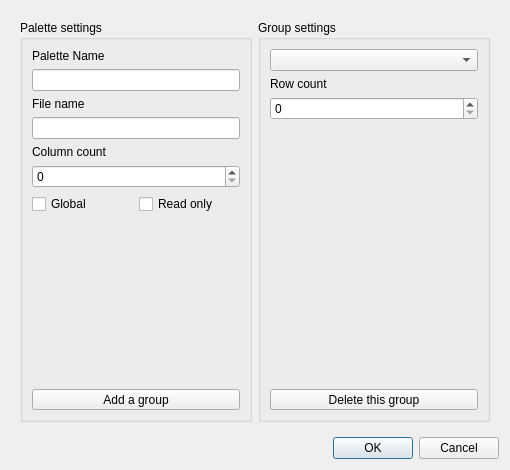
This is libs/widgets/WdgDlgPaletteEditor.ui in KDE/krita as Qt 5 draws it before an edit. The edited form follows.
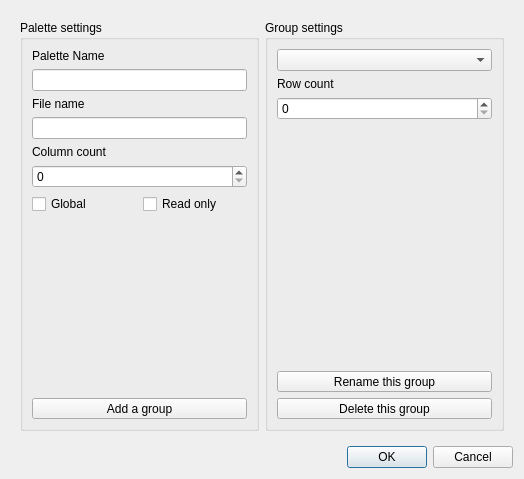
This is the edited form.

Commit message:
Renaming group is now working
T8646

```diff
--- a/libs/widgets/WdgDlgPaletteEditor.ui
+++ b/libs/widgets/WdgDlgPaletteEditor.ui
@@ -6,8 +6,8 @@
    <rect>
     <x>0</x>
     <y>0</y>
-    <width>510</width>
-    <height>470</height>
+    <width>524</width>
+    <height>479</height>
    </rect>
   </property>
   <property name="windowTitle">
@@ -132,6 +132,19 @@
            </property>
           </spacer>
          </item>
+         <item>
+          <widget class="QToolButton" name="bnRenGroup">
+           <property name="sizePolicy">
+            <sizepolicy hsizetype="MinimumExpanding" vsizetype="Fixed">
+             <horstretch>0</horstretch>
+             <verstretch>0</verstretch>
+            </sizepolicy>
+           </property>
+           <property name="text">
+            <string>Rename this group</string>
+           </property>
+          </widget>
+         </item>
          <item>
           <widget class="QToolButton" name="bnDelGroup">
            <property name="sizePolicy">
```
The commit also changes 8 other files.
